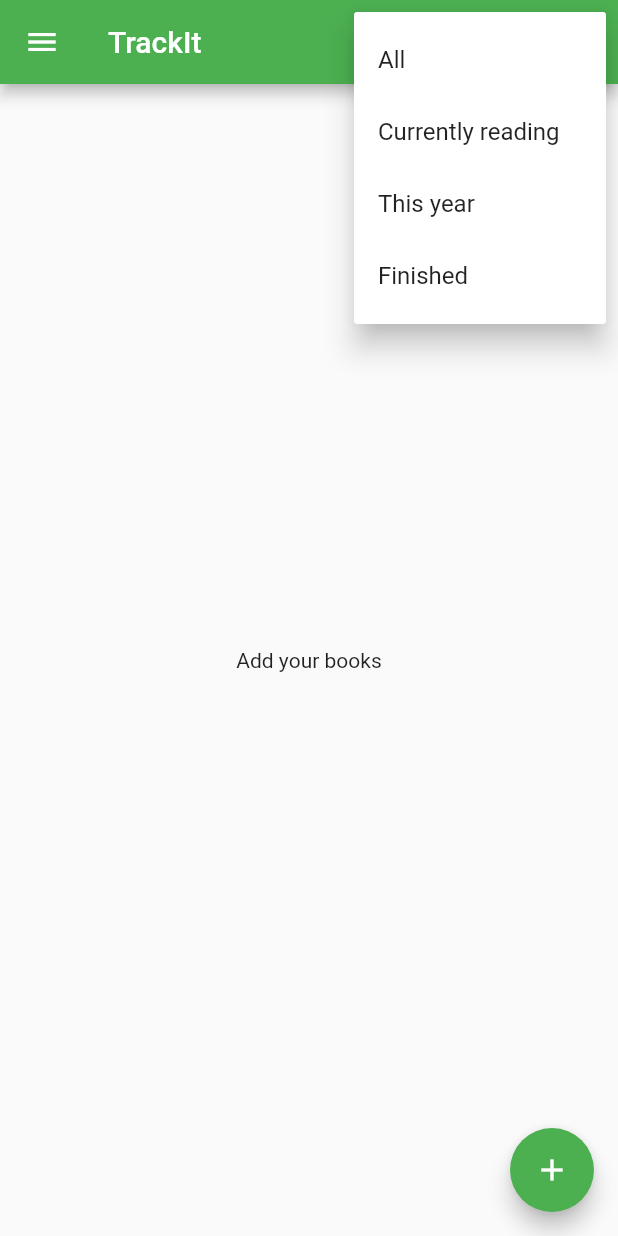
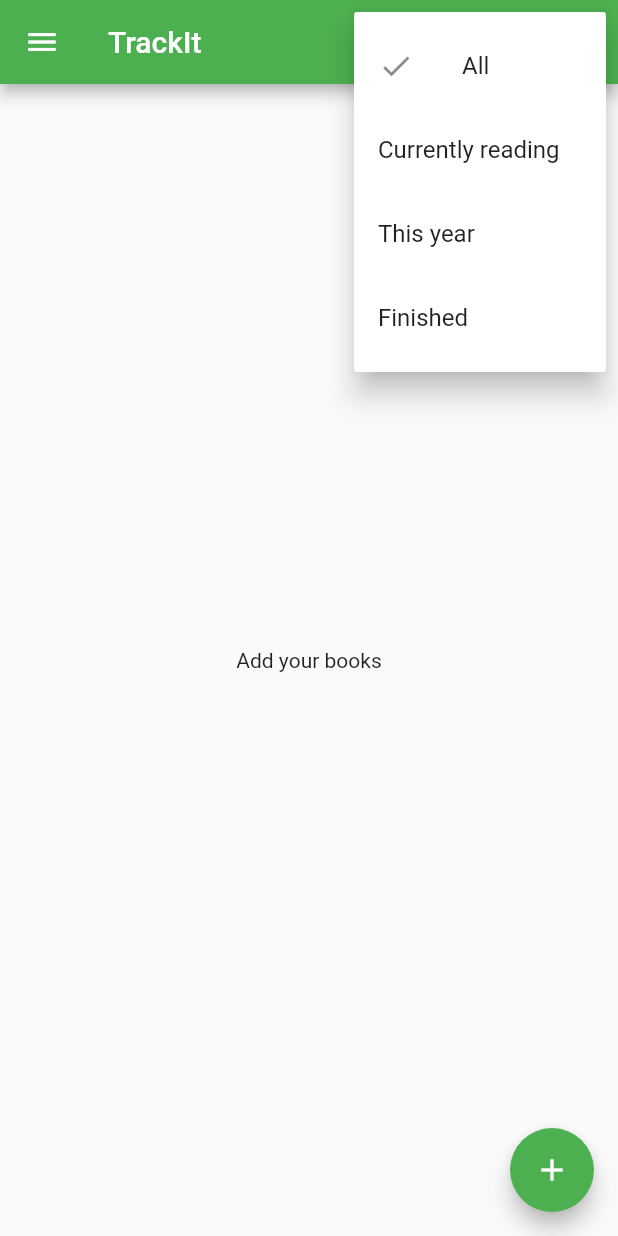
Before and after one commit to codinguniverse-de/trackit, a Flutter app: the EditBookPage screen opened by its route, after a tap on the "check" icon, after a tap on the "filter list" icon, on a phone screen of 412 x 824 dp. Run offline on Flutter 3.47's test engine with Material 2 defaults, Android fonts, the phone set to English and light mode, and no system bars; our stand-ins replace camera, charts_flutter, smooth_star_rating, sqflite; accounts and stored records are empty.

Commit message:
Filter data

```diff
--- a/lib/model/books_model.dart
+++ b/lib/model/books_model.dart
@@ -1,3 +1,4 @@
+import 'package:flutter/src/widgets/icon_data.dart';
 import 'package:scoped_model/scoped_model.dart';
 import 'package:track_it/data/book.dart';
 import 'package:track_it/data/database_provider.dart';
@@ -7,8 +8,9 @@ import 'package:track_it/pages/books_page.dart';
 
 class BooksModel extends Model {
   List<Book> _books = [];
+  List<Book> _filteredList = [];
   DatabaseProvider _provider;
-  FilterMode _filterMode;
+  FilterMode _filterMode = FilterMode.ALL;
   bool _isLoading = false;
   String _searchTerm = '';
   int _pagesRead = 0;
@@ -35,16 +37,12 @@ class BooksModel extends Model {
   }
 
   List<Book> get filteredBooks {
-    if (_searchTerm.isEmpty && _filterMode == FilterMode.ALL) return _books;
-
-    return _books
-        .where((book) =>
-            book.title.contains(_searchTerm) ||
-            book.authors.any((author) => author.contains(_searchTerm)))
-        .toList();
+    return _filteredList;
   }
 
   get isLoading => _isLoading;
+
+  FilterMode get filterMode => _filterMode;
 
   void selectBook(int bookId) async {
     _selectedBookId = bookId;
@@ -58,6 +56,7 @@ class BooksModel extends Model {
     _isLoading = false;
     if (books != null) {
       _books = await _provider.getAll();
+      await filterAndSearch();
       notifyListeners();
     }
   }
@@ -87,13 +86,16 @@ class BooksModel extends Model {
     return await _provider.getSumForBook(bookId);
   }
 
-  void search(String value) {
+  void search(String value) async {
     _searchTerm = value;
+    await filterAndSearch();
     notifyListeners();
   }
 
-  void setFilterMode(FilterMode mode) {
+  void setFilterMode(FilterMode mode) async {
     _filterMode = mode;
+    await filterAndSearch();
+    notifyListeners();
   }
 
   void addReadEntry(int bookId, int pages) async {
@@ -122,4 +124,54 @@ class BooksModel extends Model {
   Future<int> getTotalPages() async {
     return await _provider.getTotalPages();
   }
+
+  filterAndSearch() async {
+    _filteredList = await filter();
+
+    if (_searchTerm != null && _searchTerm.isNotEmpty) {
+      _filteredList =  _filteredList
+          .where((book) =>
+      book.title.contains(_searchTerm) ||
+          book.authors.any((author) => author.contains(_searchTerm)))
+          .toList();
+    }
+  }
+
+  Future<List<Book>> filter() async {
+    List<Book> filtered = [];
+    switch(_filterMode) {
+      case FilterMode.ALL:
+        return _books;
+      case FilterMode.CURRENTLY_READING:
+        for (final book in _books) {
+          var readPages = await _provider.getSumForBook(book.id);
+          if (readPages < book.numPages) {
+            filtered.add(book);
+          }
+        }
+        return filtered;
+      case FilterMode.FINISHED:
+        for (final book in _books) {
+          var readPages = await _provider.getSumForBook(book.id);
+          if (readPages >= book.numPages) {
+            filtered.add(book);
+          }
+        }
+        return filtered;
+      case FilterMode.THIS_YEAR:
+        var allEntries = await _provider.getAllEntries();
+        int year = DateTime.now().year;
+        DateTime yearStart = DateTime(year);
+        var entriesThisYear = allEntries.where((entry) => entry.dateTime.isAfter(yearStart));
+        entriesThisYear.forEach((entry) {
+          var book = _books.firstWhere((book) => book.id == entry.bookId);
+          if (!filtered.contains(book)) {
+            filtered.add(book);
+          }
+        });
+
+        return filtered;
+    }
+    return [];
+  }
 }
--- a/lib/pages/books_page.dart
+++ b/lib/pages/books_page.dart
@@ -44,6 +44,9 @@ class _BooksPage extends State<BooksPage> {
 
   AppBar buildAppBar(BuildContext context, BooksModel model) {
     var icon = Icon(_searchMode ? Icons.clear : Icons.search);
+    var filterIcon = Icon(model.filterMode == FilterMode.ALL
+        ? Icons.filter_list
+        : Icons.delete_sweep);
     var title = _searchMode
         ? TextField(
             cursorColor: Colors.white,
@@ -69,7 +72,7 @@ class _BooksPage extends State<BooksPage> {
           },
         ),
         PopupMenuButton<FilterMode>(
-          icon: Icon(Icons.filter_list),
+          icon: filterIcon,
           onSelected: (mode) {
             widget._model.setFilterMode(mode);
           },
@@ -77,19 +80,31 @@ class _BooksPage extends State<BooksPage> {
             return [
               PopupMenuItem<FilterMode>(
                 value: FilterMode.ALL,
-                child: Text(Localization.of(context).all),
+                child: ListTile(
+                  leading: model.filterMode == FilterMode.ALL ? Icon(Icons.check) : null,
+                  title: Text(Localization.of(context).all),
+                ),
               ),
               PopupMenuItem<FilterMode>(
                 value: FilterMode.CURRENTLY_READING,
-                child: Text(Localization.of(context).currentlyReading),
+                child: ListTile(
+                  leading: model.filterMode == FilterMode.CURRENTLY_READING ? Icon(Icons.check) : null,
+                  title: Text(Localization.of(context).currentlyReading),
+                ),
               ),
               PopupMenuItem<FilterMode>(
                 value: FilterMode.THIS_YEAR,
-                child: Text(Localization.of(context).thisYear),
+                child: ListTile(
+                  leading: model.filterMode == FilterMode.THIS_YEAR ? Icon(Icons.check) : null,
+                  title: Text(Localization.of(context).thisYear),
+                ),
               ),
               PopupMenuItem<FilterMode>(
                 value: FilterMode.FINISHED,
-                child: Text(Localization.of(context).finished),
+                child: ListTile(
+                  leading: model.filterMode == FilterMode.FINISHED ? Icon(Icons.check) : null,
+                  title: Text(Localization.of(context).finished),
+                ),
               ),
             ];
           },
```
